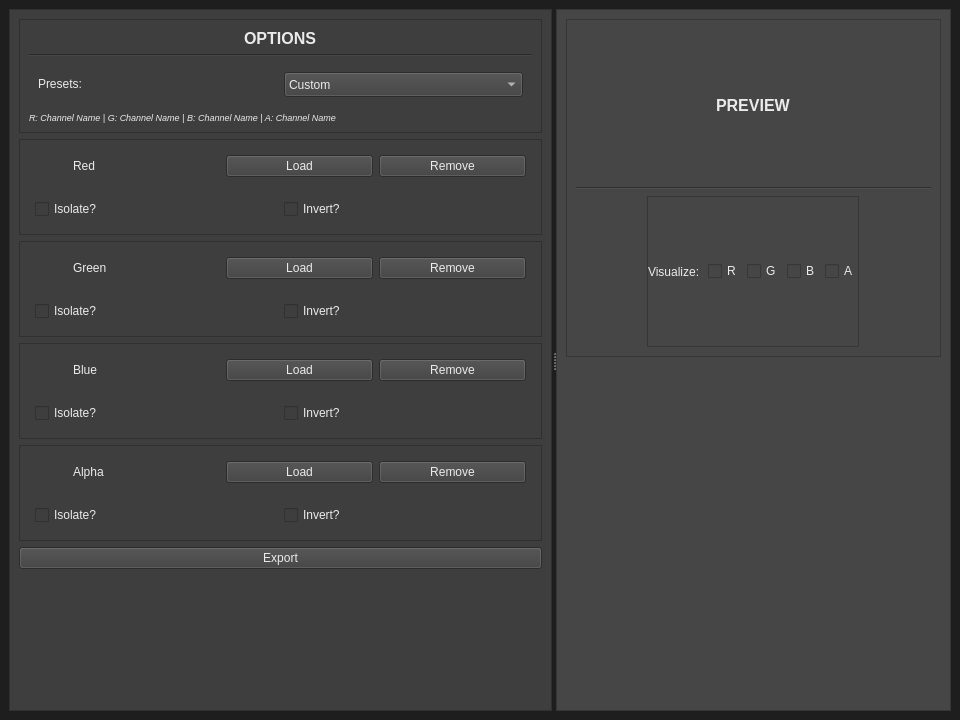
Qt form mainwindow.ui (Paniagua96/PaniCPacker) before a commit.
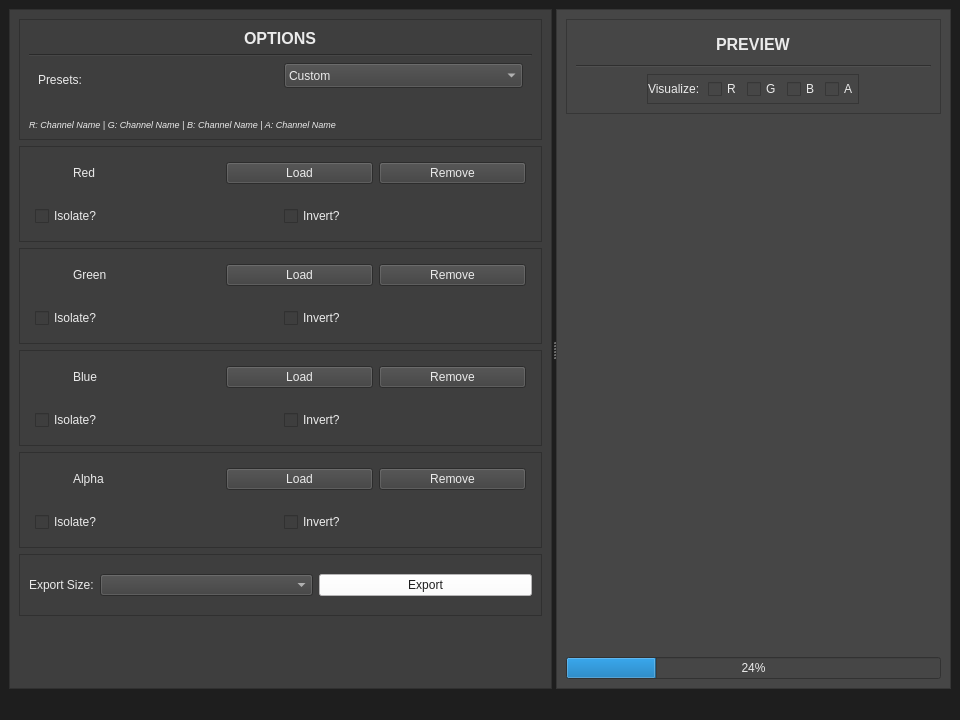
The same form after that commit. Icons and pictures are not drawn.

Commit message: Buttons connections & flow completed

The edit to the form file:
```diff
--- a/mainwindow.ui
+++ b/mainwindow.ui
@@ -135,13 +135,28 @@
            </item>
            <item>
             <widget class="QWidget" name="_3_w_PresetSelector" native="true">
+             <property name="enabled">
+              <bool>true</bool>
+             </property>
              <property name="sizePolicy">
               <sizepolicy hsizetype="Expanding" vsizetype="Maximum">
                <horstretch>0</horstretch>
                <verstretch>0</verstretch>
               </sizepolicy>
              </property>
+             <property name="minimumSize">
+              <size>
+               <width>0</width>
+               <height>50</height>
+              </size>
+             </property>
              <layout class="QHBoxLayout" name="horizontalLayout_2">
+              <property name="topMargin">
+               <number>0</number>
+              </property>
+              <property name="bottomMargin">
+               <number>15</number>
+              </property>
               <item>
                <widget class="QLabel" name="lbl_Presets">
                 <property name="sizePolicy">
@@ -155,10 +170,10 @@
                 </property>
                </widget>
               </item>
-              <item>
+              <item alignment="Qt::AlignmentFlag::AlignTop">
                <widget class="QComboBox" name="cb_Presets">
                 <property name="sizePolicy">
-                 <sizepolicy hsizetype="Preferred" vsizetype="Maximum">
+                 <sizepolicy hsizetype="Preferred" vsizetype="Expanding">
                   <horstretch>0</horstretch>
                   <verstretch>0</verstretch>
                  </sizepolicy>
@@ -194,7 +209,7 @@
              </layout>
             </widget>
            </item>
-           <item>
+           <item alignment="Qt::AlignmentFlag::AlignBottom">
             <widget class="QLabel" name="lbl_PresetDescription">
              <property name="font">
               <font>
@@ -278,16 +293,16 @@
                 </property>
                </widget>
               </item>
-              <item>
-               <widget class="QPushButton" name="btn_RedRemove">
-                <property name="text">
-                 <string>Load</string>
-                </property>
-               </widget>
-              </item>
               <item>
                <widget class="QPushButton" name="btn_RedLoad">
                 <property name="text">
+                 <string>Load</string>
+                </property>
+               </widget>
+              </item>
+              <item>
+               <widget class="QPushButton" name="btn_RedRemove">
+                <property name="text">
                  <string>Remove</string>
                 </property>
                </widget>
@@ -389,16 +404,16 @@
                 </property>
                </widget>
               </item>
-              <item>
-               <widget class="QPushButton" name="btn_GreenRemove">
-                <property name="text">
-                 <string>Load</string>
-                </property>
-               </widget>
-              </item>
               <item>
                <widget class="QPushButton" name="btn_GreenLoad">
                 <property name="text">
+                 <string>Load</string>
+                </property>
+               </widget>
+              </item>
+              <item>
+               <widget class="QPushButton" name="btn_GreenRemove">
+                <property name="text">
                  <string>Remove</string>
                 </property>
                </widget>
@@ -497,16 +512,16 @@
                 </property>
                </widget>
               </item>
-              <item>
-               <widget class="QPushButton" name="btn_BlueRemove_">
-                <property name="text">
-                 <string>Load</string>
-                </property>
-               </widget>
-              </item>
               <item>
                <widget class="QPushButton" name="btn_BlueLoad">
                 <property name="text">
+                 <string>Load</string>
+                </property>
+               </widget>
+              </item>
+              <item>
+               <widget class="QPushButton" name="btn_BlueRemove">
+                <property name="text">
                  <string>Remove</string>
                 </property>
                </widget>
@@ -608,16 +623,16 @@
                 </property>
                </widget>
               </item>
-              <item>
-               <widget class="QPushButton" name="btn_AlphaRemove">
-                <property name="text">
-                 <string>Load</string>
-                </property>
-               </widget>
-              </item>
               <item>
                <widget class="QPushButton" name="btn_AlphaLoad">
                 <property name="text">
+                 <string>Load</string>
+                </property>
+               </widget>
+              </item>
+              <item>
+               <widget class="QPushButton" name="btn_AlphaRemove">
+                <property name="text">
                  <string>Remove</string>
                 </property>
                </widget>
@@ -655,19 +670,51 @@
          </widget>
         </item>
         <item>
-         <widget class="QPushButton" name="btn_Export">
-          <property name="text">
-           <string>Export</string>
+         <widget class="QFrame" name="frame">
+          <property name="frameShape">
+           <enum>QFrame::Shape::StyledPanel</enum>
           </property>
-          <property name="checkable">
-           <bool>false</bool>
+          <property name="frameShadow">
+           <enum>QFrame::Shadow::Raised</enum>
           </property>
-          <property name="flat">
-           <bool>false</bool>
-          </property>
+          <layout class="QHBoxLayout" name="horizontalLayout_12">
+           <item>
+            <widget class="QLabel" name="lbl_ExportSize">
+             <property name="sizePolicy">
+              <sizepolicy hsizetype="Maximum" vsizetype="Preferred">
+               <horstretch>0</horstretch>
+               <verstretch>0</verstretch>
+              </sizepolicy>
+             </property>
+             <property name="text">
+              <string>Export Size:</string>
+             </property>
+            </widget>
+           </item>
+           <item>
+            <widget class="QComboBox" name="cb_OutputSize"/>
+           </item>
+           <item>
+            <widget class="QPushButton" name="btn_Export">
+             <property name="styleSheet">
+              <string notr="true">background-color: rgb(255, 253, 255);
+color: rgb(30, 30, 30);</string>
+             </property>
+             <property name="text">
+              <string>Export</string>
+             </property>
+             <property name="checkable">
+              <bool>false</bool>
+             </property>
+             <property name="flat">
+              <bool>false</bool>
+             </property>
+            </widget>
+           </item>
+          </layout>
          </widget>
         </item>
-        <item>
+        <item alignment="Qt::AlignmentFlag::AlignHCenter">
          <widget class="QLabel" name="img_tool">
           <property name="sizePolicy">
            <sizepolicy hsizetype="Preferred" vsizetype="Preferred">
@@ -675,6 +722,12 @@
             <verstretch>0</verstretch>
            </sizepolicy>
           </property>
+          <property name="maximumSize">
+           <size>
+            <width>249</width>
+            <height>57</height>
+           </size>
+          </property>
           <property name="text">
            <string/>
           </property>
@@ -702,6 +755,18 @@
        <layout class="QVBoxLayout" name="verticalLayout_8">
         <item>
          <widget class="QFrame" name="f_header">
+          <property name="sizePolicy">
+           <sizepolicy hsizetype="Preferred" vsizetype="Preferred">
+            <horstretch>0</horstretch>
+            <verstretch>0</verstretch>
+           </sizepolicy>
+          </property>
+          <property name="maximumSize">
+           <size>
+            <width>16777215</width>
+            <height>95</height>
+           </size>
+          </property>
           <property name="frameShape">
            <enum>QFrame::Shape::StyledPanel</enum>
           </property>
@@ -843,12 +908,20 @@
           </property>
          </widget>
         </item>
+        <item>
+         <widget class="QProgressBar" name="progressBar">
+          <property name="value">
+           <number>24</number>
+          </property>
+         </widget>
+        </item>
        </layout>
       </widget>
      </widget>
     </item>
    </layout>
   </widget>
+  <widget class="QStatusBar" name="statusBar"/>
  </widget>
  <resources>
   <include location="resources.qrc"/>
```
Left out of the diff: 12 changed lines with no effect on the pictures. The commit also changes 7 other files.
